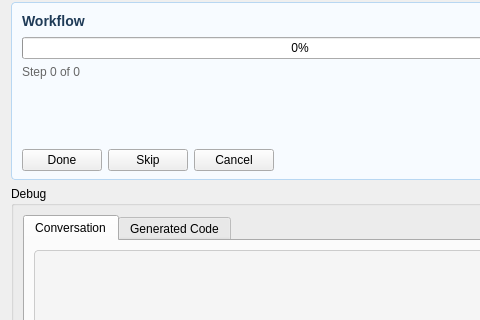
The window that Resources/UI/SlicerAIAgent.ui (puxuntu/Slicer_agent_for_surgical_planning) describes before a commit, drawn with Qt 5; both pictures show x 0 to 480 and y 162 to 482 of the 600 by 821 pixel window.
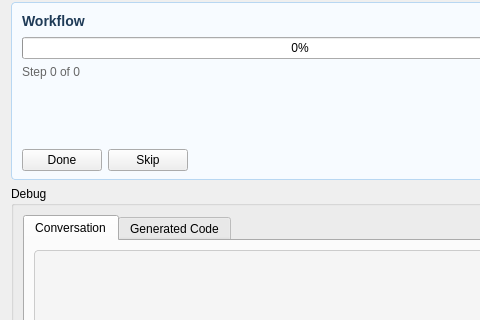
The same window after the commit. Custom widgets are drawn as their Qt base class.

```diff
--- a/Resources/UI/SlicerAIAgent.ui
+++ b/Resources/UI/SlicerAIAgent.ui
@@ -397,13 +397,6 @@
           </property>
          </widget>
         </item>
-        <item>
-         <widget class="QPushButton" name="workflowCancelButton">
-          <property name="text">
-           <string>Cancel</string>
-          </property>
-         </widget>
-        </item>
         <item>
          <spacer name="workflowControlSpacer">
           <property name="orientation">
```
